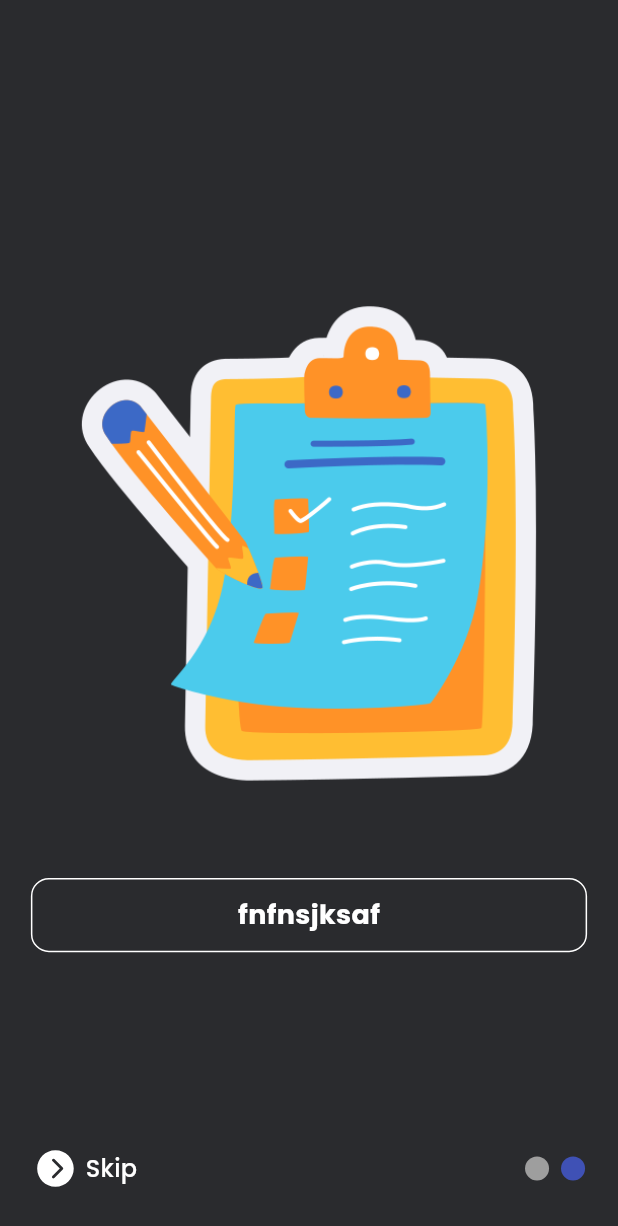
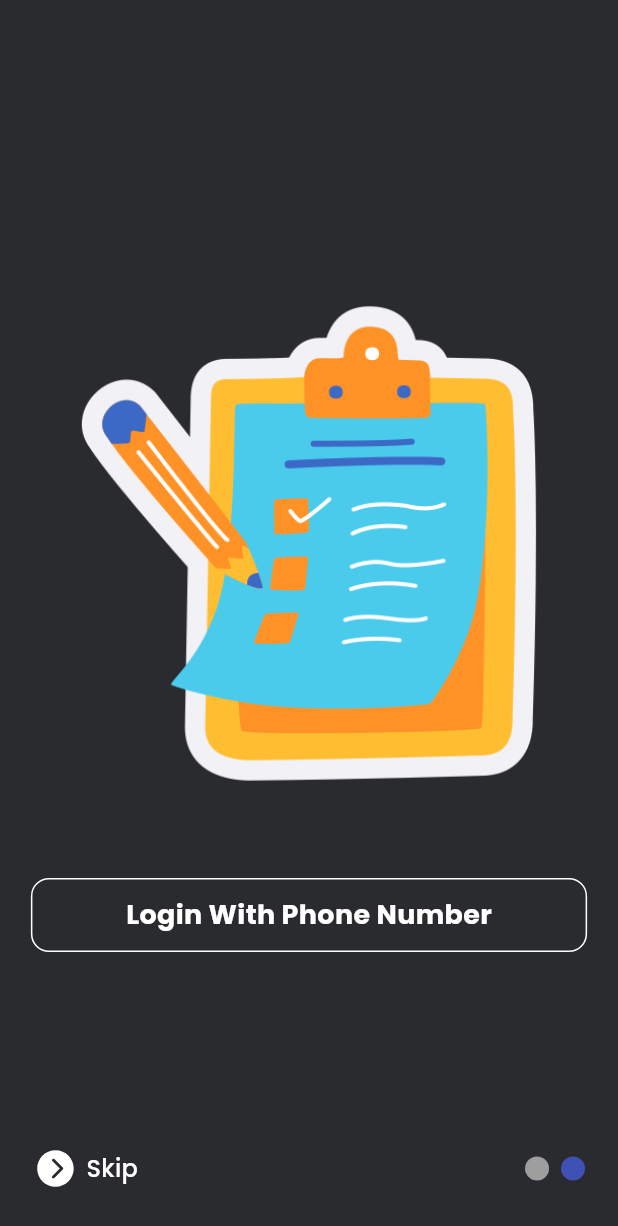
Before and after one commit to JesbinGit/Productivity-App-with-Flutter, a Flutter app: the screen it shows after launch, after a tap on an icon or button, on a phone screen of 412 x 824 dp. Shown: the top 1226 px of the screen. Run offline on Flutter 3.47's test engine with Material 3 defaults, Android fonts, the phone set to English and light mode, and no system bars; drawn by our look-alikes of smooth_page_indicator; our stand-ins replace flutter_screenutil, flutter_vector_icons, google_fonts, hooks_riverpod.

Commit message:
Page two and login page updates

```diff
--- a/lib/common/widgets/custom_otn_btn.dart
+++ b/lib/common/widgets/custom_otn_btn.dart
@@ -32,8 +32,7 @@ class CustomOtlnBtn extends StatelessWidget {
               border: Border.all(width: 1, color: color)),
           child: Center(
             child: ReusableText(
-                text: "fnfnsjksaf",
-                style: appstyle(18, color, FontWeight.bold)),
+                text: text, style: appstyle(18, color, FontWeight.bold)),
           ),
         ));
   }
--- a/lib/common/widgets/hieght_spacer.dart
+++ b/lib/common/widgets/hieght_spacer.dart
@@ -1,4 +1,5 @@
 import 'package:flutter/material.dart';
+import 'package:flutter_screenutil/flutter_screenutil.dart';
 
 class HeightSpacer extends StatelessWidget {
   const HeightSpacer({
@@ -10,7 +11,7 @@ class HeightSpacer extends StatelessWidget {
   @override
   Widget build(BuildContext context) {
     return SizedBox(
-      height: hieght,
+      height: hieght.h,
     );
   }
 }
--- a/lib/common/widgets/width_spacer.dart
+++ b/lib/common/widgets/width_spacer.dart
@@ -1,4 +1,5 @@
 import 'package:flutter/material.dart';
+import 'package:flutter_screenutil/flutter_screenutil.dart';
 
 class WidthSpacer extends StatelessWidget {
   const WidthSpacer({
@@ -9,7 +10,7 @@ class WidthSpacer extends StatelessWidget {
   @override
   Widget build(BuildContext context) {
     return SizedBox(
-      width: wydth,
+      width: wydth.w,
     );
   }
 }
--- a/pubspec.yaml
+++ b/pubspec.yaml
@@ -40,6 +40,7 @@ dependencies:
   google_fonts: ^6.1.0
   flutter_vector_icons: ^2.0.0
   smooth_page_indicator: ^1.1.0
+  riverpod: ^2.5.0
 
 dev_dependencies:
   flutter_test:
```
Also changed, not shown: lib/features/auth/pages/login.dart (added, +58 -0 lines), lib/features/onboarding/widgets/PageTwo.dart (+6 -3 lines), pubspec.lock.
